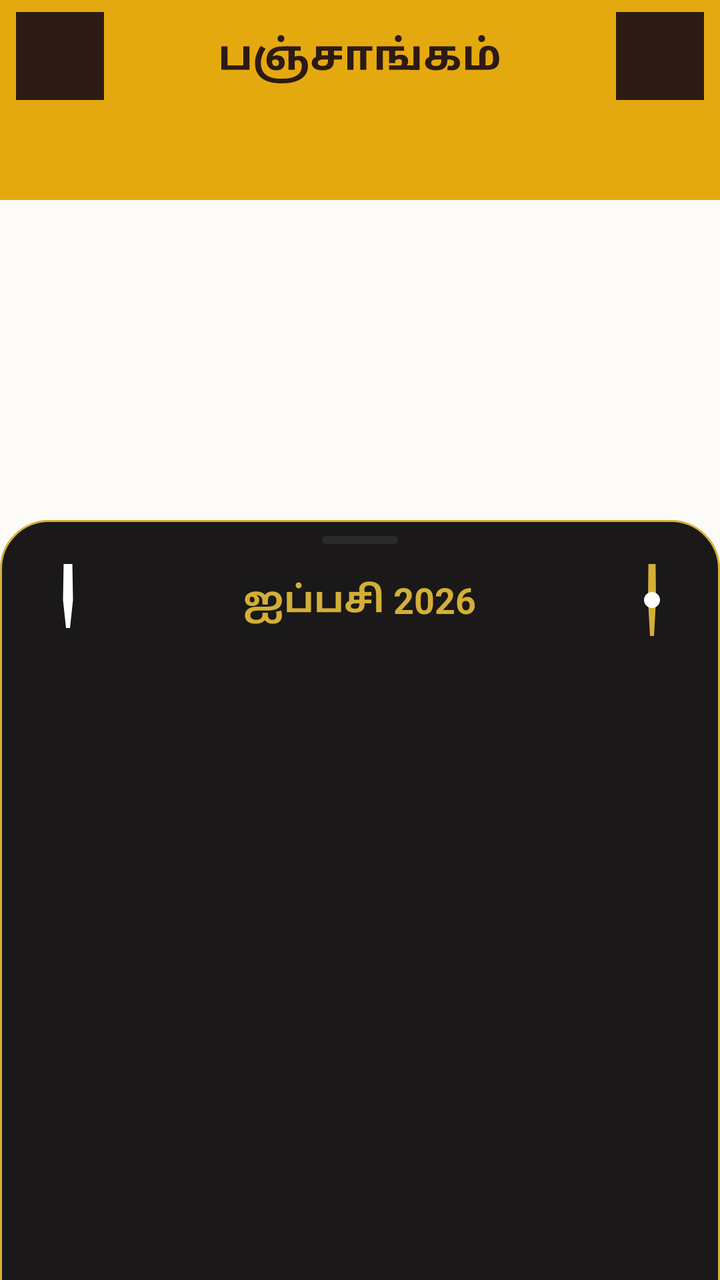
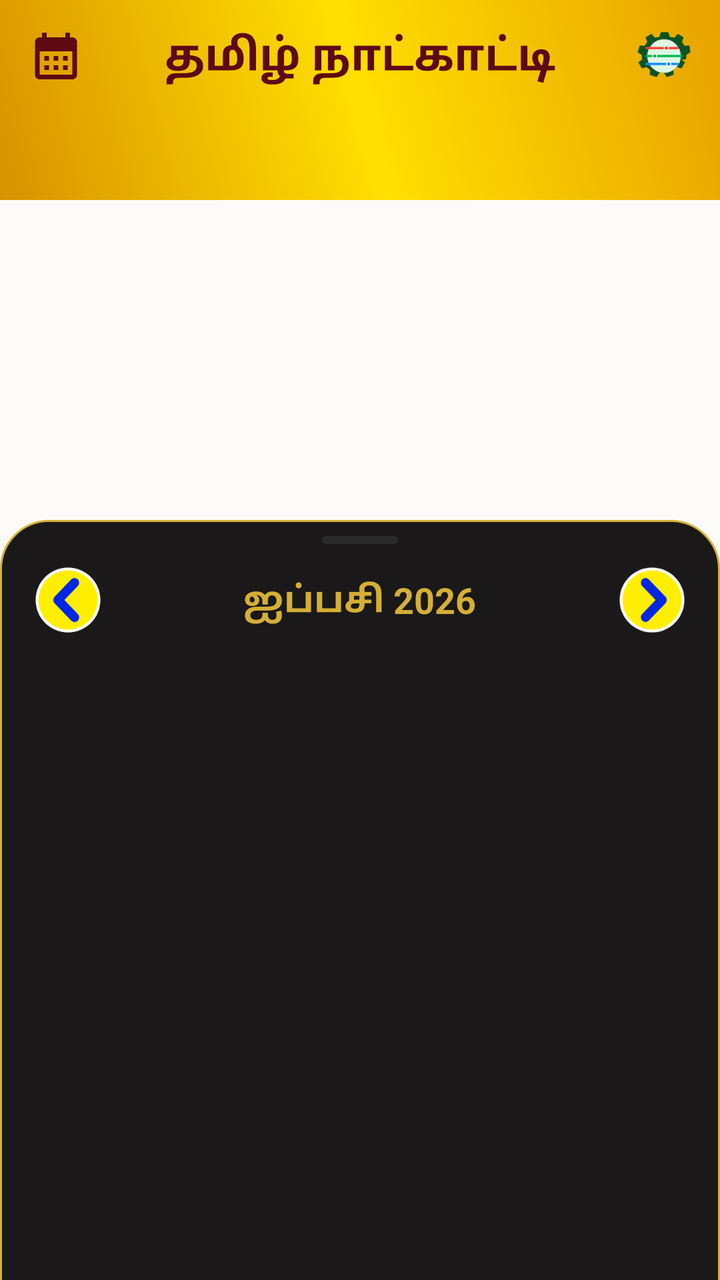

Before-and-after screenshots of an Android layout around one commit, followed by the original layout XML and the change that was made.
<!-- AndroidManifest.xml: application theme Theme.MaterialComponents.DayNight.NoActionBar -->
<!-- res/layout/activity_main.xml -->
<?xml version="1.0" encoding="utf-8"?>
<androidx.coordinatorlayout.widget.CoordinatorLayout 
    xmlns:android="http://schemas.android.com/apk/res/android"
    xmlns:app="http://schemas.android.com/apk/res-auto"
    android:layout_width="match_parent"
    android:layout_height="match_parent"
    android:background="@color/app_background_cream">

    
    <LinearLayout
        android:layout_width="match_parent"
        android:layout_height="match_parent"
        android:orientation="vertical">

        
        <LinearLayout
            android:id="@+id/header_root"
            android:layout_width="match_parent"
            android:layout_height="wrap_content"
            android:orientation="vertical"
            android:background="@color/gold_header_primary">

            
            <RelativeLayout
                android:layout_width="match_parent"
                android:layout_height="56dp"
                android:paddingHorizontal="8dp">

                
                <ImageButton
                    android:id="@+id/btn_monthly_calendar"
                    android:layout_width="44dp"
                    android:layout_height="44dp"
                    android:layout_alignParentStart="true"
                    android:layout_centerVertical="true"
                    android:background="?android:attr/selectableItemBackgroundBorderless"
                    android:src="@drawable/clock_dial_classic"
                    android:tint="@color/text_primary_dark"
                    android:contentDescription="மாத காலண்டர்" />

                
                <TextView
                    android:id="@+id/tv_header_title"
                    android:layout_width="wrap_content"
                    android:layout_height="wrap_content"
                    android:layout_centerInParent="true"
                    android:text="பஞ்சாங்கம்"
                    android:textSize="21sp"
                    android:textStyle="bold"
                    android:textColor="@color/text_primary_dark" />

                
                <ImageButton
                    android:id="@+id/btn_settings_customization"
                    android:layout_width="44dp"
                    android:layout_height="44dp"
                    android:layout_alignParentEnd="true"
                    android:layout_centerVertical="true"
                    android:background="?android:attr/selectableItemBackgroundBorderless"
                    android:src="@drawable/clock_dial_classic"
                    android:tint="@color/text_primary_dark"
                    android:contentDescription="அமைப்புகள்" />
            </RelativeLayout>

            
            <com.google.android.material.tabs.TabLayout
                android:id="@+id/tab_layout_main"
                android:layout_width="match_parent"
                android:layout_height="44dp"
                android:background="@color/gold_header_primary"
                app:tabIndicatorColor="@color/crimson_card_bg"
                app:tabIndicatorHeight="3dp"
                app:tabSelectedTextColor="@color/traditional_maroon"
                app:tabTextColor="@color/text_secondary_dark"
                app:tabMode="fixed"
                app:tabGravity="fill" />
        </LinearLayout>

        
        <androidx.viewpager2.widget.ViewPager2
            android:id="@+id/view_pager_main"
            android:layout_width="match_parent"
            android:layout_height="0dp"
            android:layout_weight="1" />
    </LinearLayout>

    
    <LinearLayout
        android:id="@+id/bottom_sheet_calendar"
        android:layout_width="match_parent"
        android:layout_height="match_parent"
        android:orientation="vertical"
        android:background="@drawable/bg_widget_card"
        app:behavior_hideable="true"
        app:behavior_skipCollapsed="false"
        app:behavior_peekHeight="380dp"
        app:layout_behavior="com.google.android.material.bottomsheet.BottomSheetBehavior">

        
        <View
            android:layout_width="38dp"
            android:layout_height="4dp"
            android:layout_gravity="center_horizontal"
            android:layout_marginTop="8dp"
            android:layout_marginBottom="6dp"
            android:background="@drawable/bg_row4_chip" />

        
        <RelativeLayout
            android:layout_width="match_parent"
            android:layout_height="44dp"
            android:paddingHorizontal="16dp">

            <ImageButton
                android:id="@+id/btn_prev_month"
                android:layout_width="36dp"
                android:layout_height="36dp"
                android:layout_alignParentStart="true"
                android:layout_centerVertical="true"
                android:background="?android:attr/selectableItemBackgroundBorderless"
                android:src="@drawable/clock_hour_hand"
                android:contentDescription="முந்தைய மாதம்" />

            <TextView
                android:id="@+id/tv_sheet_month_year"
                android:layout_width="wrap_content"
                android:layout_height="wrap_content"
                android:layout_centerInParent="true"
                android:text="ஐப்பசி 2026"
                android:textSize="18sp"
                android:textStyle="bold"
                android:textColor="@color/text_gold_accent" />

            <ImageButton
                android:id="@+id/btn_next_month"
                android:layout_width="36dp"
                android:layout_height="36dp"
                android:layout_alignParentEnd="true"
                android:layout_centerVertical="true"
                android:background="?android:attr/selectableItemBackgroundBorderless"
                android:src="@drawable/clock_minute_hand"
                android:contentDescription="அடுத்த மாதம்" />
        </RelativeLayout>

        
        <FrameLayout
            android:id="@+id/container_calendar_content"
            android:layout_width="match_parent"
            android:layout_height="match_parent"
            android:padding="8dp" />
    </LinearLayout>

</androidx.coordinatorlayout.widget.CoordinatorLayout>
<!-- resources referenced by this layout -->
<resources>
  <color name="crimson_card_bg">#5D0A14</color>
  <color name="gold_header_primary">#E5A910</color>
  <color name="text_primary_dark">#2C1A14</color>
  <color name="text_secondary_dark">#5C4033</color>
  <color name="traditional_maroon">#4A000A</color>
  <!-- drawable clock_dial_classic (drawable) -->
  <?xml version="1.0" encoding="utf-8"?>
  <vector xmlns:android="http://schemas.android.com/apk/res/android"
      android:width="200dp"
      android:height="200dp"
      android:viewportWidth="200"
      android:viewportHeight="200">
  
      
      <path
          android:pathData="M 100,100 m -92,0 a 92,92 0 1,1 184,0 a 92,92 0 1,1 -184,0"
          android:strokeWidth="2.5"
          android:strokeColor="#55D4AF37"
          android:fillColor="#151212" />
  
      
      <path
          android:pathData="M 100,100 m -85,0 a 85,85 0 1,1 170,0 a 85,85 0 1,1 -170,0"
          android:strokeWidth="1"
          android:strokeColor="#22FFFFFF"
          android:fillColor="#00000000" />
  
      
      
      <path
          android:pathData="M 98,18 H 102 V 30 H 98 Z"
          android:fillColor="#FFD4AF37" />
      
      <path
          android:pathData="M 170,98 H 182 V 102 H 170 Z"
          android:fillColor="#FFD4AF37" />
      
      <path
          android:pathData="M 98,170 H 102 V 182 H 98 Z"
          android:fillColor="#FFD4AF37" />
      
      <path
          android:pathData="M 18,98 H 30 V 102 H 18 Z"
          android:fillColor="#FFD4AF37" />
  
      
      <path
          android:pathData="
              M 141,27 A 3,3 0 1,1 139,23 Z
              M 173,59 A 3,3 0 1,1 171,55 Z
              M 173,141 A 3,3 0 1,1 171,145 Z
              M 141,173 A 3,3 0 1,1 139,177 Z
              M 59,173 A 3,3 0 1,1 61,177 Z
              M 27,141 A 3,3 0 1,1 29,145 Z
              M 27,59 A 3,3 0 1,1 29,55 Z
              M 59,27 A 3,3 0 1,1 61,23 Z"
          android:fillColor="#B3FFFFFF" />
  </vector>
  <!-- drawable clock_hour_hand (drawable) -->
  <?xml version="1.0" encoding="utf-8"?>
  <vector xmlns:android="http://schemas.android.com/apk/res/android"
      android:width="200dp"
      android:height="200dp"
      android:viewportWidth="200"
      android:viewportHeight="200">
  
      
      <path
          android:pathData="M 97.5,100 L 98.5,45 L 100,40 L 101.5,45 L 102.5,100 L 101,114 L 99,114 Z"
          android:fillColor="#FFFFFFFF" />
  </vector>
  <!-- drawable clock_minute_hand (drawable) -->
  <?xml version="1.0" encoding="utf-8"?>
  <vector xmlns:android="http://schemas.android.com/apk/res/android"
      android:width="200dp"
      android:height="200dp"
      android:viewportWidth="200"
      android:viewportHeight="200">
  
      
      <path
          android:pathData="M 98,100 L 98.8,24 L 100,18 L 101.2,24 L 102,100 L 101,118 L 99,118 Z"
          android:fillColor="#FFD4AF37" />
  
      
      <path
          android:pathData="M 100,100 m -4,0 a 4,4 0 1,1 8,0 a 4,4 0 1,1 -8,0"
          android:fillColor="#FFFFFFFF" />
  </vector>
  <!-- unchanged entries left out for length: 4 -->
</resources>

<!-- the commit's change to res/layout/activity_main.xml (unified diff, before → after) -->
@@ -18,7 +18,7 @@
             android:layout_width="match_parent"
             android:layout_height="wrap_content"
             android:orientation="vertical"
-            android:background="@color/gold_header_primary">
+            android:background="@drawable/bg_gold_header_texture">
 
             
             <RelativeLayout
@@ -29,13 +29,14 @@
                 
                 <ImageButton
                     android:id="@+id/btn_monthly_calendar"
-                    android:layout_width="44dp"
-                    android:layout_height="44dp"
+                    android:layout_width="40dp"
+                    android:layout_height="40dp"
                     android:layout_alignParentStart="true"
                     android:layout_centerVertical="true"
-                    android:background="?android:attr/selectableItemBackgroundBorderless"
-                    android:src="@drawable/clock_dial_classic"
-                    android:tint="@color/text_primary_dark"
+                    android:background="@drawable/bg_header_btn_ripple"
+                    android:scaleType="fitCenter"
+                    android:padding="6dp"
+                    android:src="@drawable/ic_calendar_month"
                     android:contentDescription="மாத காலண்டர்" />
 
                 
@@ -44,21 +45,22 @@
                     android:layout_width="wrap_content"
                     android:layout_height="wrap_content"
                     android:layout_centerInParent="true"
-                    android:text="பஞ்சாங்கம்"
-                    android:textSize="21sp"
+                    android:text="தமிழ் நாட்காட்டி"
+                    android:textSize="22sp"
                     android:textStyle="bold"
-                    android:textColor="@color/text_primary_dark" />
+                    android:textColor="#5D0A14" />
 
                 
                 <ImageButton
                     android:id="@+id/btn_settings_customization"
-                    android:layout_width="44dp"
-                    android:layout_height="44dp"
+                    android:layout_width="40dp"
+                    android:layout_height="40dp"
                     android:layout_alignParentEnd="true"
                     android:layout_centerVertical="true"
-                    android:background="?android:attr/selectableItemBackgroundBorderless"
-                    android:src="@drawable/clock_dial_classic"
-                    android:tint="@color/text_primary_dark"
+                    android:background="@drawable/bg_header_btn_ripple"
+                    android:scaleType="fitCenter"
+                    android:padding="6dp"
+                    android:src="@drawable/ic_settings_gear"
                     android:contentDescription="அமைப்புகள்" />
             </RelativeLayout>
 
@@ -67,11 +69,11 @@
                 android:id="@+id/tab_layout_main"
                 android:layout_width="match_parent"
                 android:layout_height="44dp"
-                android:background="@color/gold_header_primary"
-                app:tabIndicatorColor="@color/crimson_card_bg"
+                android:background="@android:color/transparent"
+                app:tabIndicatorColor="#0D5323"
                 app:tabIndicatorHeight="3dp"
-                app:tabSelectedTextColor="@color/traditional_maroon"
-                app:tabTextColor="@color/text_secondary_dark"
+                app:tabSelectedTextColor="#0D5323"
+                app:tabTextColor="#1E6637"
                 app:tabMode="fixed"
                 app:tabGravity="fill" />
         </LinearLayout>
@@ -117,8 +119,9 @@
                 android:layout_height="36dp"
                 android:layout_alignParentStart="true"
                 android:layout_centerVertical="true"
-                android:background="?android:attr/selectableItemBackgroundBorderless"
-                android:src="@drawable/clock_hour_hand"
+                android:background="@drawable/bg_header_btn_ripple"
+                android:scaleType="fitCenter"
+                android:src="@drawable/ic_nav_circle_prev"
                 android:contentDescription="முந்தைய மாதம்" />
 
             <TextView
@@ -137,8 +140,9 @@
                 android:layout_height="36dp"
                 android:layout_alignParentEnd="true"
                 android:layout_centerVertical="true"
-                android:background="?android:attr/selectableItemBackgroundBorderless"
-                android:src="@drawable/clock_minute_hand"
+                android:background="@drawable/bg_header_btn_ripple"
+                android:scaleType="fitCenter"
+                android:src="@drawable/ic_nav_circle_next"
                 android:contentDescription="அடுத்த மாதம்" />
         </RelativeLayout>
 
<!-- resource entries referenced after the edit -->
@@ -1,93 +1,141 @@
 <!-- resources referenced by this layout -->
 <resources>
-  <color name="crimson_card_bg">#5D0A14</color>
-  <color name="gold_header_primary">#E5A910</color>
-  <color name="text_primary_dark">#2C1A14</color>
-  <color name="text_secondary_dark">#5C4033</color>
-  <color name="traditional_maroon">#4A000A</color>
-  <!-- drawable clock_dial_classic (drawable) -->
+  <!-- drawable bg_gold_header_texture (drawable) -->
   <?xml version="1.0" encoding="utf-8"?>
+  <shape xmlns:android="http://schemas.android.com/apk/res/android"
+      android:shape="rectangle">
+      <gradient
+          android:type="linear"
+          android:angle="45"
+          android:startColor="#D89200"
+          android:centerColor="#FFDF00"
+          android:endColor="#E8A200" />
+  </shape>
+  <!-- drawable bg_header_btn_ripple (drawable) -->
+  <?xml version="1.0" encoding="utf-8"?>
+  <ripple xmlns:android="http://schemas.android.com/apk/res/android"
+      android:color="#33FFFFFF">
+      <item android:id="@android:id/mask">
+          <shape android:shape="oval">
+              <solid android:color="#FFFFFF" />
+          </shape>
+      </item>
+  </ripple>
+  <!-- drawable ic_calendar_month (drawable) -->
   <vector xmlns:android="http://schemas.android.com/apk/res/android"
-      android:width="200dp"
-      android:height="200dp"
-      android:viewportWidth="200"
-      android:viewportHeight="200">
+      android:width="24dp"
+      android:height="24dp"
+      android:viewportWidth="24"
+      android:viewportHeight="24">
+      <path
+          android:fillColor="#5D0A14"
+          android:pathData="M19,4h-1V2h-2v2H8V2H6v2H5C3.89,4 3.01,4.9 3.01,6L3,20c0,1.1 0.89,2 2,2h14c1.1,0 2,-0.9 2,-2V6C21,4.9 20.1,4 19,4zM19,20H5V10h14V20zM9,14H7v-2h2V14zM13,14h-2v-2h2V14zM17,14h-2v-2h2V14zM9,18H7v-2h2V18zM13,18h-2v-2h2V18zM17,18h-2v-2h2V18z"/>
+  </vector>
+  <!-- drawable ic_nav_circle_next (drawable) -->
+  <vector xmlns:android="http://schemas.android.com/apk/res/android"
+      android:width="40dp"
+      android:height="40dp"
+      android:viewportWidth="100"
+      android:viewportHeight="100">
   
       
       <path
-          android:pathData="M 100,100 m -92,0 a 92,92 0 1,1 184,0 a 92,92 0 1,1 -184,0"
-          android:strokeWidth="2.5"
-          android:strokeColor="#55D4AF37"
-          android:fillColor="#151212" />
+          android:fillColor="#FFFFFF"
+          android:pathData="M 50,50 m -45,0 a 45,45 0 1,0 90,0 a 45,45 0 1,0 -90,0" />
   
       
       <path
-          android:pathData="M 100,100 m -85,0 a 85,85 0 1,1 170,0 a 85,85 0 1,1 -170,0"
-          android:strokeWidth="1"
-          android:strokeColor="#22FFFFFF"
-          android:fillColor="#00000000" />
-  
-      
-      
-      <path
-          android:pathData="M 98,18 H 102 V 30 H 98 Z"
-          android:fillColor="#FFD4AF37" />
-      
-      <path
-          android:pathData="M 170,98 H 182 V 102 H 170 Z"
-          android:fillColor="#FFD4AF37" />
-      
-      <path
-          android:pathData="M 98,170 H 102 V 182 H 98 Z"
-          android:fillColor="#FFD4AF37" />
-      
-      <path
-          android:pathData="M 18,98 H 30 V 102 H 18 Z"
-          android:fillColor="#FFD4AF37" />
+          android:fillColor="#FFEE00"
+          android:pathData="M 50,50 m -41,0 a 41,41 0 1,0 82,0 a 41,41 0 1,0 -82,0" />
   
       
       <path
-          android:pathData="
-              M 141,27 A 3,3 0 1,1 139,23 Z
-              M 173,59 A 3,3 0 1,1 171,55 Z
-              M 173,141 A 3,3 0 1,1 171,145 Z
-              M 141,173 A 3,3 0 1,1 139,177 Z
-              M 59,173 A 3,3 0 1,1 61,177 Z
-              M 27,141 A 3,3 0 1,1 29,145 Z
-              M 27,59 A 3,3 0 1,1 29,55 Z
-              M 59,27 A 3,3 0 1,1 61,23 Z"
-          android:fillColor="#B3FFFFFF" />
+          android:pathData="M 41,26 L 64,50 L 41,74"
+          android:strokeColor="#0026E6"
+          android:strokeWidth="13"
+          android:strokeLineCap="round"
+          android:strokeLineJoin="round" />
   </vector>
-  <!-- drawable clock_hour_hand (drawable) -->
-  <?xml version="1.0" encoding="utf-8"?>
+  <!-- drawable ic_nav_circle_prev (drawable) -->
   <vector xmlns:android="http://schemas.android.com/apk/res/android"
-      android:width="200dp"
-      android:height="200dp"
-      android:viewportWidth="200"
-      android:viewportHeight="200">
+      android:width="40dp"
+      android:height="40dp"
+      android:viewportWidth="100"
+      android:viewportHeight="100">
   
       
       <path
-          android:pathData="M 97.5,100 L 98.5,45 L 100,40 L 101.5,45 L 102.5,100 L 101,114 L 99,114 Z"
-          android:fillColor="#FFFFFFFF" />
-  </vector>
-  <!-- drawable clock_minute_hand (drawable) -->
-  <?xml version="1.0" encoding="utf-8"?>
-  <vector xmlns:android="http://schemas.android.com/apk/res/android"
-      android:width="200dp"
-      android:height="200dp"
-      android:viewportWidth="200"
-      android:viewportHeight="200">
+          android:fillColor="#FFFFFF"
+          android:pathData="M 50,50 m -45,0 a 45,45 0 1,0 90,0 a 45,45 0 1,0 -90,0" />
   
       
       <path
-          android:pathData="M 98,100 L 98.8,24 L 100,18 L 101.2,24 L 102,100 L 101,118 L 99,118 Z"
-          android:fillColor="#FFD4AF37" />
+          android:fillColor="#FFEE00"
+          android:pathData="M 50,50 m -41,0 a 41,41 0 1,0 82,0 a 41,41 0 1,0 -82,0" />
   
       
       <path
-          android:pathData="M 100,100 m -4,0 a 4,4 0 1,1 8,0 a 4,4 0 1,1 -8,0"
-          android:fillColor="#FFFFFFFF" />
+          android:pathData="M 59,26 L 36,50 L 59,74"
+          android:strokeColor="#0026E6"
+          android:strokeWidth="13"
+          android:strokeLineCap="round"
+          android:strokeLineJoin="round" />
+  </vector>
+  <!-- drawable ic_settings_gear (drawable) -->
+  <vector xmlns:android="http://schemas.android.com/apk/res/android"
+      android:width="24dp"
+      android:height="24dp"
+      android:viewportWidth="24"
+      android:viewportHeight="24">
+  
+      
+      <path
+          android:fillColor="#0D5323"
+          android:pathData="M19.4,13.5L21,14.7L19.5,17.3L17.5,16.7L16,18L16.1,20.1L13.1,21L12,19.2L10,19.2L8.9,21L5.9,20.1L6,18L4.5,16.7L2.5,17.3L1,14.7L2.6,13.5L2.4,11.5L0.7,10.4L1.6,7.5L3.7,7.6L4.8,6L4.1,4L6.6,2.5L8,4.1L10,3.8L10.7,1.8L13.8,1.8L14.5,3.8L16.5,4.1L17.9,2.5L20.4,4L19.7,6L20.8,7.6L22.9,7.5L23.3,10.4L21.6,11.5L21.4,13.5Z" />
+  
+      
+      <path
+          android:fillColor="#DDF8E3"
+          android:pathData="M12,4.8A7.2,7.2 0,1 0,12 19.2A7.2,7.2 0,1 0,12 4.8Z" />
+  
+      
+      <path
+          android:fillColor="#FF3B30"
+          android:pathData="M4.5,8.1L17.8,8.1A0.5,0.5 0,0 1,17.8 9.1L4.5,9.1A0.5,0.5 0,0 1,4.5 8.1Z" />
+  
+      <path
+          android:fillColor="#FFFFFF"
+          android:pathData="M13,7.5A1.1,1.1 0,1 0,13 9.7A1.1,1.1 0,1 0,13 7.5Z" />
+  
+      <path
+          android:fillColor="#FF3B30"
+          android:pathData="M13,7.9A0.7,0.7 0,1 0,13 9.3A0.7,0.7 0,1 0,13 7.9Z" />
+  
+      
+      <path
+          android:fillColor="#00B853"
+          android:pathData="M4.5,11.5L19.5,11.5A0.5,0.5 0,0 1,19.5 12.5L4.5,12.5A0.5,0.5 0,0 1,4.5 11.5Z" />
+  
+      <path
+          android:fillColor="#FFFFFF"
+          android:pathData="M8,10.9A1.1,1.1 0,1 0,8 13.1A1.1,1.1 0,1 0,8 10.9Z" />
+  
+      <path
+          android:fillColor="#00B853"
+          android:pathData="M8,11.3A0.7,0.7 0,1 0,8 12.7A0.7,0.7 0,1 0,8 11.3Z" />
+  
+      
+      <path
+          android:fillColor="#168BFF"
+          android:pathData="M4.5,14.9L17.8,14.9A0.5,0.5 0,0 1,17.8 15.9L4.5,15.9A0.5,0.5 0,0 1,4.5 14.9Z" />
+  
+      <path
+          android:fillColor="#FFFFFF"
+          android:pathData="M14,14.3A1.1,1.1 0,1 0,14 16.5A1.1,1.1 0,1 0,14 14.3Z" />
+  
+      <path
+          android:fillColor="#168BFF"
+          android:pathData="M14,14.7A0.7,0.7 0,1 0,14 16.1A0.7,0.7 0,1 0,14 14.7Z" />
   </vector>
   <!-- unchanged entries left out for length: 4 -->
 </resources>
